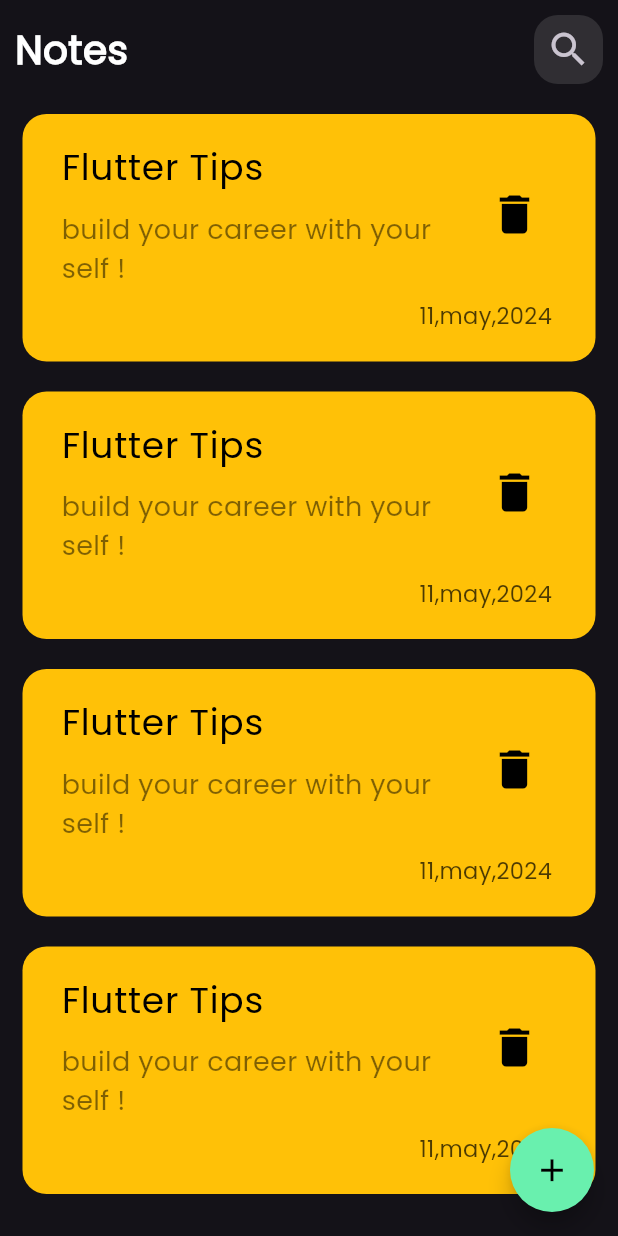
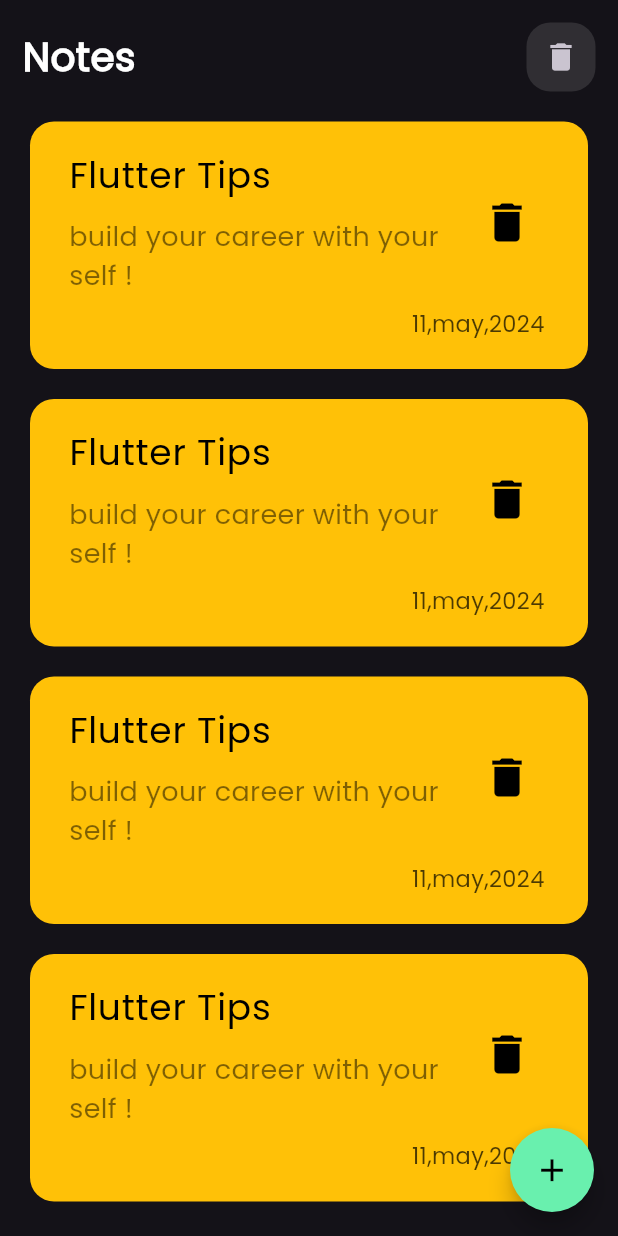
Before and after one commit to Diaamahfouz/Notes-App, a Flutter app: the screen it shows after launch, on a phone screen of 412 x 824 dp. Run offline on Flutter 3.47's test engine with Material 3 defaults, Android fonts, the phone set to English and light mode, and no system bars.

Commit message:
add custom app bar to edit note view

```diff
--- a/lib/widgets/custom_app_bar.dart
+++ b/lib/widgets/custom_app_bar.dart
@@ -1,8 +1,10 @@
 import 'package:flutter/material.dart';
-import 'package:notes_app/widgets/custom_search_icon.dart';
+import 'package:notes_app/widgets/custom_icon.dart';
 
 class CustomAppBar extends StatelessWidget {
-  const CustomAppBar({super.key});
+  CustomAppBar({required this.name,required this.icon, super.key});
+  final String name;
+  final IconData icon;
 
   @override
   Widget build(BuildContext context) {
@@ -10,14 +12,14 @@ class CustomAppBar extends StatelessWidget {
       mainAxisAlignment: MainAxisAlignment.spaceBetween,
       children: [
         Text(
-          'Notes',
+          name,
           style: TextStyle(
             fontWeight: FontWeight.bold,
             fontSize: 26,
             color: Colors.white,
           ),
         ),
-        CustomSearchIcon(),
+        CustomIcon(iconName: icon,),
       ],
     );
   }
--- a/lib/widgets/custom_search_icon.dart
+++ b/lib/widgets/custom_icon.dart
@@ -1,7 +1,8 @@
 import 'package:flutter/material.dart';
 
-class CustomSearchIcon extends StatelessWidget {
-  const CustomSearchIcon({super.key});
+class CustomIcon extends StatelessWidget {
+  CustomIcon({required this.iconName, super.key});
+  final IconData iconName;
 
   @override
   Widget build(BuildContext context) {
@@ -15,10 +16,7 @@ class CustomSearchIcon extends StatelessWidget {
       child: Center(
         child: IconButton(
           onPressed: () {},
-          icon: Icon(
-            Icons.search_sharp,
-            size: 30,
-          ),
+          icon: Icon(iconName),
         ),
       ),
     );
--- a/lib/widgets/notes_view_body.dart
+++ b/lib/widgets/notes_view_body.dart
@@ -7,14 +7,17 @@ class NotesViewBody extends StatelessWidget {
 
   @override
   Widget build(BuildContext context) {
-    return const Padding(
+    return Padding(
       padding: EdgeInsets.symmetric(
-        horizontal: 10,
-        vertical: 10,
+        horizontal: 15,
+        vertical: 15,
       ),
       child: Column(
         children: [
-          CustomAppBar(),
+          CustomAppBar(
+            name: 'Notes',
+            icon: Icons.delete,
+          ),
           Expanded(
             child: NotesListView(),
           ),
```
Also changed, not shown: lib/views/edit_note_view.dart (+6 -4 lines), lib/widgets/edit_note_view_body.dart (+14 -4 lines).
